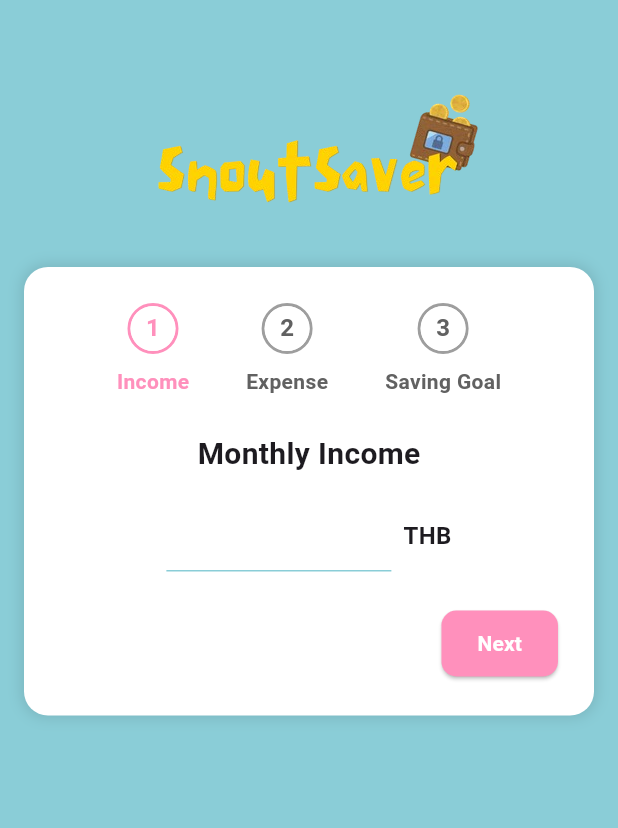
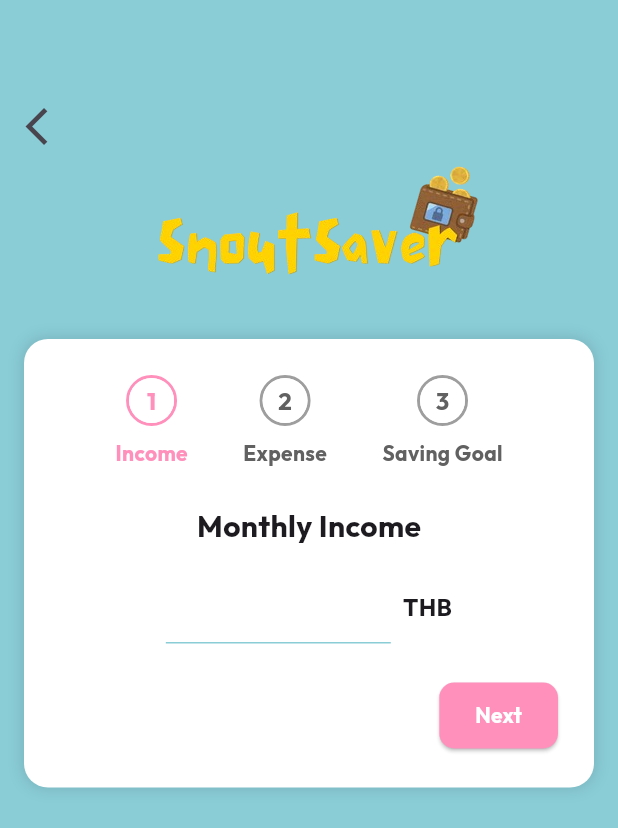
Before and after one commit to ismerliah/snoutsaver-frontend, a Flutter app: the SetupPage screen opened by its route, on a phone screen of 412 x 824 dp. Shown: the top 828 px of the screen. Run offline on Flutter 3.47's test engine with Material 3 defaults, Android fonts, the light colour scheme and no system bars; our stand-ins replace bloc, equatable, firebase_auth, firebase_core, firebase_storage, flutter_bloc and 4 more; accounts and stored records are empty; generated files the repository leaves out were written again; network calls fail.

Commit message:
feat(setup): add edit setup and check for existing data

```diff
--- a/lib/bloc/setup/setup_event.dart
+++ b/lib/bloc/setup/setup_event.dart
@@ -12,11 +12,15 @@ class SubmitFormEvent extends SetupEvent {
   final List<Map<String, dynamic>> monthlyExpenses;
   final double savingGoal;
   final int year;
+  final bool isEditing;
 
   SubmitFormEvent({
     required this.monthlyIncome,
     required this.monthlyExpenses,
     required this.savingGoal,
     required this.year,
+    this.isEditing = false,
   });
 }
+
+class LoadSetupDataEvent extends SetupEvent {}
--- a/lib/bloc/setup/setup_state.dart
+++ b/lib/bloc/setup/setup_state.dart
@@ -21,3 +21,17 @@ class SavingGoalStepState extends SetupState {
 class SetupCompleteState extends SetupState {
   const SetupCompleteState() : super(currentStep: 3);
 }
+
+class SetupLoadedState extends SetupState {
+  final double monthlyIncome;
+  final double savingGoal;
+  final int year;
+  final List<Map<String, dynamic>> monthlyExpenses;
+
+  const SetupLoadedState({
+    required this.monthlyIncome,
+    required this.savingGoal,
+    required this.year,
+    required this.monthlyExpenses,
+  }) : super(currentStep: 0);
+}
--- a/lib/main.dart
+++ b/lib/main.dart
@@ -60,9 +60,9 @@ class MainApp extends StatelessWidget {
 
               if (isTokenValid) {
                 if (hasSetupData) {
-                  return const DashboardPage(); // Change later
+                  return const DashboardPage();
                 } else {
-                  return SetupPage();
+                  return const SetupPage();
                 }
               } else {
                 return const WelcomePage();
@@ -78,7 +78,7 @@ class MainApp extends StatelessWidget {
           '/home': (context) => const HomePage(),
           '/signin': (context) => const SigninPage(),
           '/signup': (context) => const SignupPage(),
-          '/setup': (context) => SetupPage(),
+          '/setup': (context) => const SetupPage(),
           '/profile': (context) => const ProfilePage(),
           '/editprofile': (context) => const EditProfilePage(),
           '/dashboard': (context) => const DashboardPage(),
--- a/lib/pages/setup_page.dart
+++ b/lib/pages/setup_page.dart
@@ -1,20 +1,85 @@
+import 'dart:math';
+
 import 'package:flutter/material.dart';
 import 'package:flutter_bloc/flutter_bloc.dart';
+import 'package:google_fonts/google_fonts.dart';
 import 'package:snoutsaver/bloc/setup/setup_bloc.dart';
-import 'package:snoutsaver/pages/dashboard_page.dart';
+import 'package:snoutsaver/models/category.dart';
+import 'package:snoutsaver/repository/setup_repository.dart';
 import 'package:snoutsaver/widgets/setup_form.dart';
 
-class SetupPage extends StatelessWidget {
-  SetupPage({super.key});
+class SetupPage extends StatefulWidget {
+  const SetupPage({super.key});
 
+  @override
+  _SetupPageState createState() => _SetupPageState();
+}
+
+class _SetupPageState extends State<SetupPage> {
   final GlobalKey<FormState> _formKey = GlobalKey<FormState>();
   final TextEditingController _incomeController = TextEditingController();
   final TextEditingController _savingGoalController = TextEditingController();
   final TextEditingController _yearsController = TextEditingController();
 
-  final List<TextEditingController> _expenseControllers = [TextEditingController()];
-  final List<TextEditingController> _categoryControllers = [TextEditingController()];
-  final List<IconData> _selectedCategoryIcons = [Icons.category_rounded];
+  final List<TextEditingController> _expenseControllers = [];
+  final List<TextEditingController> _categoryControllers = [];
+  final List<IconData> _selectedCategoryIcons = [];
+
+  bool isEditing = false;
+  final setupRepository = SetupRepository();
+
+  String formatAmount(double amount) {
+    if (amount == amount.toInt()) {
+      return amount.toInt().toString();
+    } else {
+      return amount.toString();
+    }
+  }
+
+  @override
+  void initState() {
+    super.initState();
+    _checkSetupData();
+  }
+
+  Future<void> _checkSetupData() async {
+    if (await setupRepository.hasSetupData()) {
+      _loadSetupData();
+    } else {
+      _initializeEmptyFields();
+    }
+  }
+
+  void _initializeEmptyFields() {
+    setState(() {
+      _expenseControllers.add(TextEditingController());
+      _categoryControllers.add(TextEditingController());
+      _selectedCategoryIcons.add(Icons.category_rounded);
+    });
+  }
+
+  void _loadSetupData() async {
+    final setupData = await setupRepository.fetchSetupData();
+
+    if (setupData != null) {
+      setState(() {
+        // Pre-fill form fields with setup data
+        _incomeController.text = formatAmount(setupData['monthly_income']);
+        _savingGoalController.text = formatAmount(setupData['saving_goal']);
+        _yearsController.text = setupData['year'].toString();
+
+        for (var expense in setupData['monthly_expenses']) {
+          _expenseControllers.add(TextEditingController(text: formatAmount(expense['amount'])));
+          _categoryControllers.add(TextEditingController(text: expense['category_id'].toString()));
+          _selectedCategoryIcons.add(Category.convertIcon(expense['category_id'], expense['icon']));
+        }
+
+        isEditing = true;
+      });
+    } else {
+      _initializeEmptyFields();
+    }
+  }
 
   @override
   Widget build(BuildContext context) {
@@ -27,6 +92,18 @@ class SetupPage extends StatelessWidget {
           child: Column(
             mainAxisAlignment: MainAxisAlignment.center,
             children: <Widget>[
+              // Back button
+              Align(
+                alignment: Alignment.topLeft,
+                child: IconButton(
+                  padding: const EdgeInsets.only(left: 16),
+                  icon: const Icon(Icons.arrow_back_ios, size: 30),
+                  onPressed: () {
+                    Navigator.pop(context);
+                  },
+                ),
+              ),
+
               // LOGO
               Container(
                 width: 276,
@@ -41,7 +118,7 @@ class SetupPage extends StatelessWidget {
 
               // Stepper form container
               Padding(
-                padding: const EdgeInsets.only(left: 16.0, right: 16.0),
+                padding: const EdgeInsets.symmetric(horizontal: 16.0),
                 child: Container(
                   width: double.infinity,
                   padding: const EdgeInsets.all(24.0),
@@ -120,10 +197,10 @@ class SetupPage extends StatelessWidget {
                                     side: const BorderSide(
                                         color: Color(0xFFff90bc), width: 2),
                                   ),
-                                  child: const Text(
+                                  child: Text(
                                     'Back',
-                                    style: TextStyle(
-                                      color: Color(0xFFff90bc),
+                                    style: GoogleFonts.outfit(
+                                      color: const Color(0xFFff90bc),
                                       fontWeight: FontWeight.bold,
                                     ),
                                   ),
@@ -142,25 +219,21 @@ class SetupPage extends StatelessWidget {
                                           monthlyExpenses = [];
                                       for (int i = 0; i < _expenseControllers.length; i++) {
                                         monthlyExpenses.add({
-                                          "amount": double.parse( _expenseControllers[i].text),
+                                          "amount": double.parse(_expenseControllers[i].text),
                                           "category_id": _categoryControllers[i].text,
                                         });
                                       }
                                       // Submit form and navigate to dashboard
-                                      context
-                                          .read<SetupBloc>()
-                                          .add(SubmitFormEvent(
-                                            monthlyIncome: double.parse(_incomeController.text),
-                                            monthlyExpenses: monthlyExpenses,
-                                            savingGoal: double.parse(_savingGoalController.text),
-                                            year: int.parse(_yearsController.text),
-                                          ));
-                                      Navigator.pushReplacement(
-                                        context,
-                                        MaterialPageRoute(
-                                            builder: (context) =>
-                                                const DashboardPage()),
-                                      );
+                                      context.read<SetupBloc>().add(
+                                            SubmitFormEvent(
+                                              monthlyIncome: double.parse(_incomeController.text),
+                                              monthlyExpenses: monthlyExpenses,
+                                              savingGoal: double.parse(_savingGoalController.text),
+                                              year: int.parse(_yearsController.text),
+                                              isEditing: isEditing,
+                                            ),
+                                          );
+                                      Navigator.pushNamed(context, '/dashboard');
                                     }
                                   }
                                 },
@@ -172,9 +245,9 @@ class SetupPage extends StatelessWidget {
                                   padding: const EdgeInsets.symmetric(
                                       horizontal: 24, vertical: 12),
                                 ),
-                                child: const Text(
+                                child: Text(
                                   'Next',
-                                  style: TextStyle(
+                                  style: GoogleFonts.outfit(
                                       fontWeight: FontWeight.bold,
                                       color: Colors.white),
                                 ),
@@ -234,7 +307,7 @@ class StepperItem extends StatelessWidget {
                   )
                 : Text(
                     '$stepNumber',
-                    style: TextStyle(
+                    style: GoogleFonts.outfit(
                       fontWeight: FontWeight.bold,
                       color: isActive
                           ? const Color(0xFFFF90BC)
@@ -246,7 +319,7 @@ class StepperItem extends StatelessWidget {
         const SizedBox(height: 8),
         Text(
           label,
-          style: TextStyle(
+          style: GoogleFonts.outfit(
             fontWeight: FontWeight.bold,
             color: isActive || isCompleted
                 ? const Color(0xFFFF90BC)
```
Also changed, not shown: lib/bloc/setup/setup_bloc.dart (+29 -5 lines), lib/models/category.dart (+30 -2 lines), lib/pages/profile_page.dart (+8 -8 lines), lib/pages/signin_page.dart (+18 -2 lines), lib/pages/signup_page.dart (+17 -1 lines), lib/pages/today_summary_page.dart (+6 -5 lines), lib/pages/welcome_page.dart (+12 -1 lines), lib/repository/setup_repository.dart (+52 -1 lines), lib/widgets/dialogs/category_dialog.dart (+9 -8 lines), lib/widgets/record_form.dart (+15 -14 lines), lib/widgets/setup_form.dart (+18 -17 lines).
